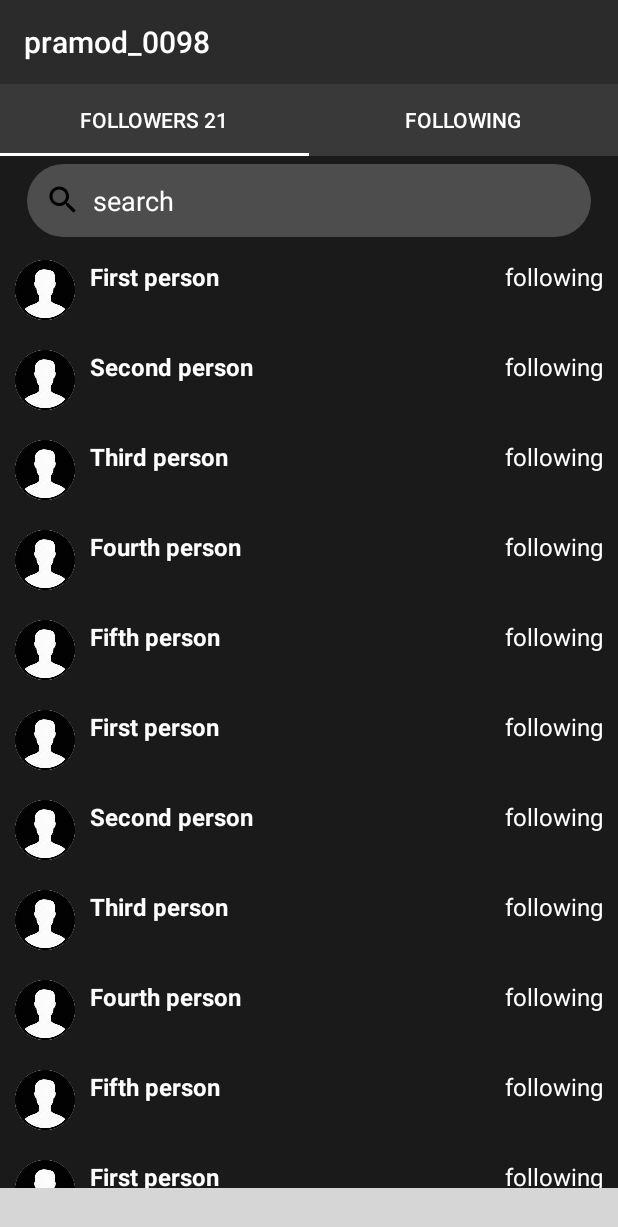
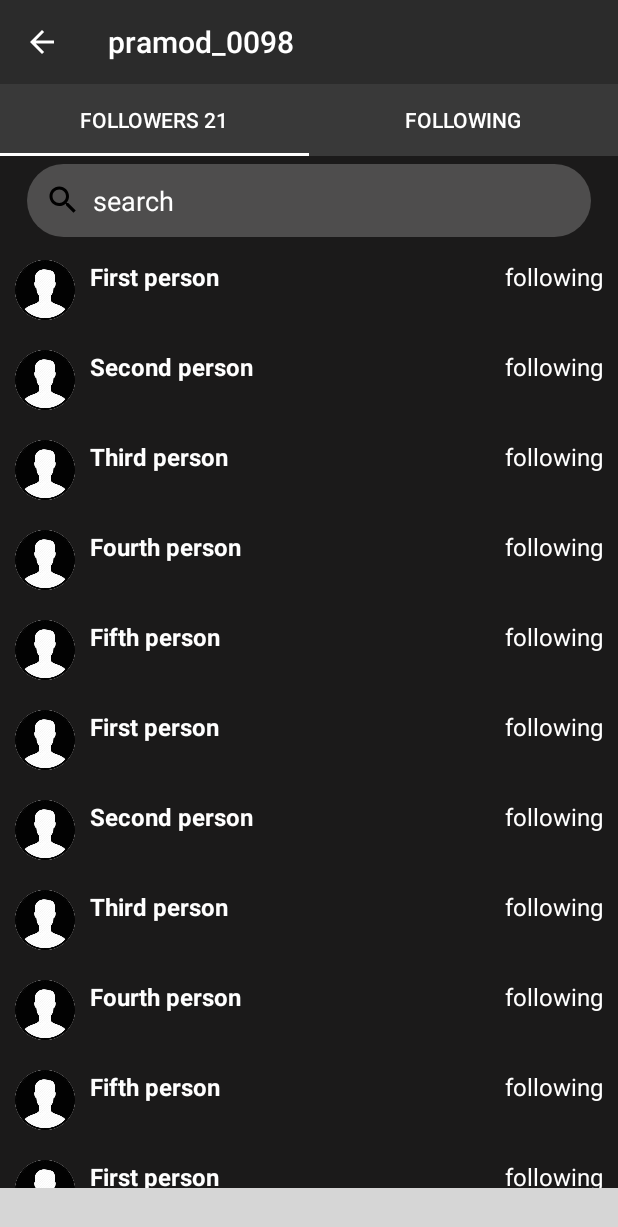
Before and after one commit to mr-pramod-98/street-dancer-beta1.0, an Android app: the fragment ViewPagerSetupFragment placed in its activity, on a phone screen of 412 x 824 dp. Shown: the top 1227 px of the screen. Run offline under Robolectric (Android 15) with nearby library versions, the phone set to English and light mode, and no system bars; our stand-ins replace CircleImageView; libraries missing offline, so code that uses them is left out: com.luseen.spacenavigation; plain views replace SpaceNavigationView; 8 statements that could not run were skipped; grey boxes are pictures that could not be loaded.

Commit message:
added back button to toolbar

```diff
--- a/app/src/main/java/com/example/street_dancer_beta10/Segments/Profile/UserFollowersFollowingsComponents/ViewPagerSetupFragment.java
+++ b/app/src/main/java/com/example/street_dancer_beta10/Segments/Profile/UserFollowersFollowingsComponents/ViewPagerSetupFragment.java
@@ -46,6 +46,15 @@ public class ViewPagerSetupFragment extends Fragment {
         // Inflate the layout for this fragment
         View view = inflater.inflate(R.layout.fragment_profile_view_page_setup, container, false);
         toolbar = view.findViewById(R.id.followers_following_toolbar_id);
+
+        // TO HANDEL BACK BUTTON PRESS IN THE TOOLBAR
+        toolbar.setNavigationOnClickListener(new View.OnClickListener() {
+            @Override
+            public void onClick(View view) {
+                getActivity().onBackPressed();
+            }
+        });
+
         return view;
     }
 
--- a/app/src/main/res/layout/fragment_profile_view_page_setup.xml
+++ b/app/src/main/res/layout/fragment_profile_view_page_setup.xml
@@ -12,10 +12,12 @@
         android:id="@+id/followers_following_toolbar_id"
         android:layout_width="match_parent"
         android:layout_height="?attr/actionBarSize"
+        app:navigationIcon="?attr/homeAsUpIndicator"
         android:background="@color/toolbar_background"
         app:title="pramod_0098"
         app:titleTextColor="@android:color/white"
-        style="@style/ToolbarTheme" />
+        style="@style/ToolbarTheme"
+        android:theme="@style/ThemeOverlay.AppCompat.Dark.ActionBar"/>
 
     <com.google.android.material.tabs.TabLayout
         android:layout_below="@id/followers_following_toolbar_id"
```
